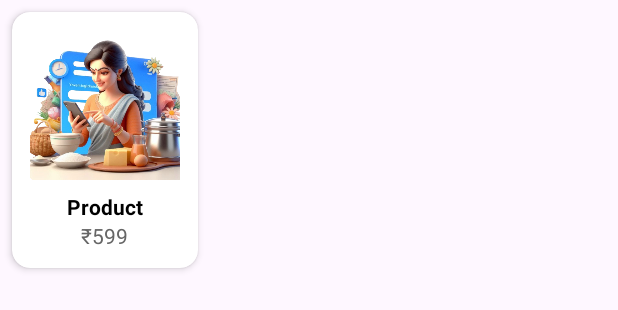
After one commit to sankezzz/Udhyam-Sakhi, an Android app: the layout item_producy.xml on its own in the app's theme, with its tools: preview values and no code run, on a phone screen of 412 x 824 dp. The commit adds this screen. Shown: the top 310 px of the screen. Run offline under Robolectric (Android 15) with nearby library versions, the phone set to English and light mode, and no system bars.

Commit message:
Fifth Commit

```diff
--- /dev/null
+++ b/app/src/main/res/layout/item_producy.xml
@@ -0,0 +1,43 @@
+<?xml version="1.0" encoding="utf-8"?>
+<androidx.cardview.widget.CardView
+    xmlns:android="http://schemas.android.com/apk/res/android"
+    xmlns:card_view="http://schemas.android.com/apk/res-auto"
+    android:layout_width="wrap_content"
+    android:layout_height="wrap_content"
+    android:layout_margin="8dp"
+    card_view:cardCornerRadius="12dp"
+    card_view:cardElevation="3dp"
+    android:background="@android:color/white">
+
+    <LinearLayout
+        android:layout_width="match_parent"
+        android:layout_height="wrap_content"
+        android:orientation="vertical"
+        android:padding="12dp"
+        android:gravity="center">
+
+        <ImageView
+            android:id="@+id/imgExploreProduct"
+            android:layout_width="100dp"
+            android:layout_height="100dp"
+            android:scaleType="centerCrop"
+            android:src="@drawable/loginimage" />
+
+        <TextView
+            android:id="@+id/tvExploreProductName"
+            android:layout_width="wrap_content"
+            android:layout_height="wrap_content"
+            android:text="Product"
+            android:textStyle="bold"
+            android:textSize="14sp"
+            android:layout_marginTop="8dp"
+            android:textColor="#000"/>
+
+        <TextView
+            android:id="@+id/tvExploreProductPrice"
+            android:layout_width="wrap_content"
+            android:layout_height="wrap_content"
+            android:text="₹599"
+            android:textColor="#666"/>
+    </LinearLayout>
+</androidx.cardview.widget.CardView>
```
Also changed, not shown: app/src/main/java/com/example/udyam/Seller/AddProductActivity.kt (+4 -35 lines), app/src/main/java/com/example/udyam/Seller/fragments/SellerProductsFragment.kt (+40 -14 lines), app/src/main/java/com/example/udyam/adapters/ProductAdapter.kt (added, +41 -0 lines), app/src/main/java/com/example/udyam/models/Product.kt (added, +8 -0 lines).
